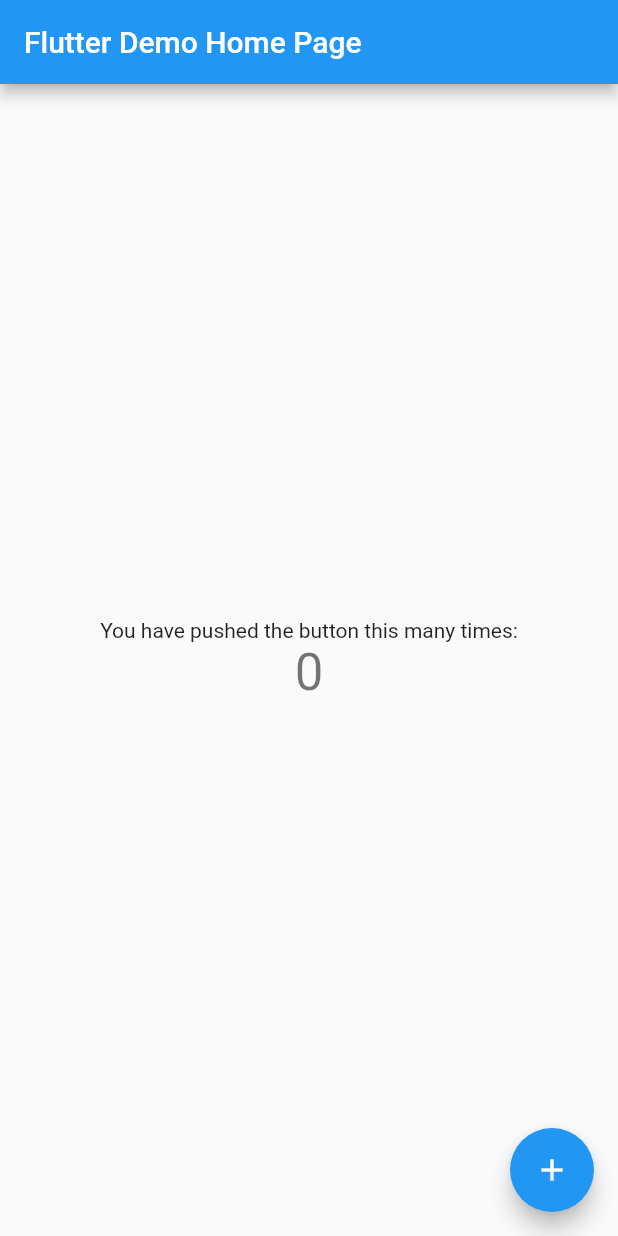
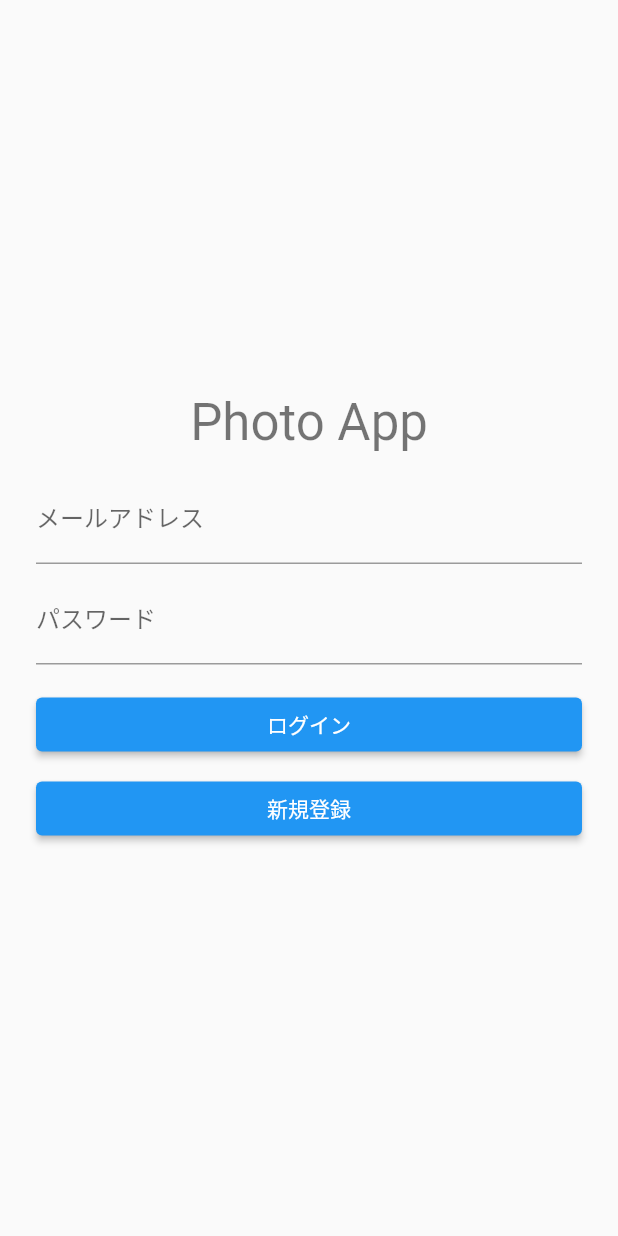
Before and after one commit to poipoipoi33378/futter_test, a Flutter app: the screen it shows after launch, on a phone screen of 412 x 824 dp. Run offline on Flutter 3.47's test engine with Material 2 defaults, Android fonts, the light colour scheme and no system bars.

Commit message:
add SignInScreen

```diff
--- a/lib/main.dart
+++ b/lib/main.dart
@@ -1,4 +1,5 @@
 import 'package:flutter/material.dart';
+import 'package:photoapp/sign_in_screen.dart';
 
 void main() {
   runApp(const MyApp());
@@ -11,105 +12,11 @@
   @override
   Widget build(BuildContext context) {
     return MaterialApp(
-      title: 'Flutter Demo',
+      title: 'Photo App',
       theme: ThemeData(
-        // This is the theme of your application.
-        //
-        // Try running your application with "flutter run". You'll see the
-        // application has a blue toolbar. Then, without quitting the app, try
-        // changing the primarySwatch below to Colors.green and then invoke
-        // "hot reload" (press "r" in the console where you ran "flutter run",
-        // or simply save your changes to "hot reload" in a Flutter IDE).
-        // Notice that the counter didn't reset back to zero; the application
-        // is not restarted.
         primarySwatch: Colors.blue,
       ),
-      home: const MyHomePage(title: 'Flutter Demo Home Page'),
+      home: SignInScreen(),
     );
   }
 }
-
-class MyHomePage extends StatefulWidget {
-  const MyHomePage({Key? key, required this.title}) : super(key: key);
-
-  // This widget is the home page of your application. It is stateful, meaning
-  // that it has a State object (defined below) that contains fields that affect
-  // how it looks.
-
-  // This class is the configuration for the state. It holds the values (in this
-  // case the title) provided by the parent (in this case the App widget) and
-  // used by the build method of the State. Fields in a Widget subclass are
-  // always marked "final".
-
-  final String title;
-
-  @override
-  State<MyHomePage> createState() => _MyHomePageState();
-}
-
-class _MyHomePageState extends State<MyHomePage> {
-  int _counter = 0;
-
-  void _incrementCounter() {
-    setState(() {
-      // This call to setState tells the Flutter framework that something has
-      // changed in this State, which causes it to rerun the build method below
-      // so that the display can reflect the updated values. If we changed
-      // _counter without calling setState(), then the build method would not be
-      // called again, and so nothing would appear to happen.
-      _counter++;
-    });
-  }
-
-  @override
-  Widget build(BuildContext context) {
-    // This method is rerun every time setState is called, for instance as done
-    // by the _incrementCounter method above.
-    //
-    // The Flutter framework has been optimized to make rerunning build methods
-    // fast, so that you can just rebuild anything that needs updating rather
-    // than having to individually change instances of widgets.
-    return Scaffold(
-      appBar: AppBar(
-        // Here we take the value from the MyHomePage object that was created by
-        // the App.build method, and use it to set our appbar title.
-        title: Text(widget.title),
-      ),
-      body: Center(
-        // Center is a layout widget. It takes a single child and positions it
-        // in the middle of the parent.
-        child: Column(
-          // Column is also a layout widget. It takes a list of children and
-          // arranges them vertically. By default, it sizes itself to fit its
-          // children horizontally, and tries to be as tall as its parent.
-          //
-          // Invoke "debug painting" (press "p" in the console, choose the
-          // "Toggle Debug Paint" action from the Flutter Inspector in Android
-          // Studio, or the "Toggle Debug Paint" command in Visual Studio Code)
-          // to see the wireframe for each widget.
-          //
-          // Column has various properties to control how it sizes itself and
-          // how it positions its children. Here we use mainAxisAlignment to
-          // center the children vertically; the main axis here is the vertical
-          // axis because Columns are vertical (the cross axis would be
-          // horizontal).
-          mainAxisAlignment: MainAxisAlignment.center,
-          children: <Widget>[
-            const Text(
-              'You have pushed the button this many times:',
-            ),
-            Text(
-              '$_counter',
-              style: Theme.of(context).textTheme.headline4,
-            ),
-          ],
-        ),
-      ),
-      floatingActionButton: FloatingActionButton(
-        onPressed: _incrementCounter,
-        tooltip: 'Increment',
-        child: const Icon(Icons.add),
-      ), // This trailing comma makes auto-formatting nicer for build methods.
-    );
-  }
-}
--- /dev/null
+++ b/lib/sign_in_screen.dart
@@ -0,0 +1,61 @@
+import 'package:flutter/material.dart';
+
+class SignInScreen extends StatefulWidget {
+  @override
+  _SignInScreenState createState() => _SignInScreenState();
+}
+
+class _SignInScreenState extends State<SignInScreen> {
+  @override
+  Widget build(BuildContext context) {
+    return Scaffold(
+      body: Center(
+        child: Padding(
+          padding: const EdgeInsets.symmetric(horizontal: 24),
+          // Columnを使い縦に並べる
+          child: Column(
+            mainAxisAlignment: MainAxisAlignment.center,
+            children: [
+              // タイトル
+              Text(
+                'Photo App',
+                style: Theme.of(context).textTheme.headline4,
+              ),
+              SizedBox(height: 16),
+              // 入力フォーム（メールアドレス）
+              TextFormField(
+                decoration: InputDecoration(labelText: 'メールアドレス'),
+                keyboardType: TextInputType.emailAddress,
+              ),
+              SizedBox(height: 8),
+              // 入力フォーム（パスワード）
+              TextFormField(
+                decoration: InputDecoration(labelText: 'パスワード'),
+                keyboardType: TextInputType.visiblePassword,
+                obscureText: true,
+              ),
+              SizedBox(height: 16),
+              SizedBox(
+                width: double.infinity,
+                // ボタン（ログイン）
+                child: ElevatedButton(
+                  onPressed: () => {},
+                  child: Text('ログイン'),
+                ),
+              ),
+              SizedBox(height: 8),
+              SizedBox(
+                width: double.infinity,
+                // ボタン（新規登録）
+                child: ElevatedButton(
+                  onPressed: () => {},
+                  child: Text('新規登録'),
+                ),
+              ),
+            ],
+          ),
+        ),
+      ),
+    );
+  }
+}
```
